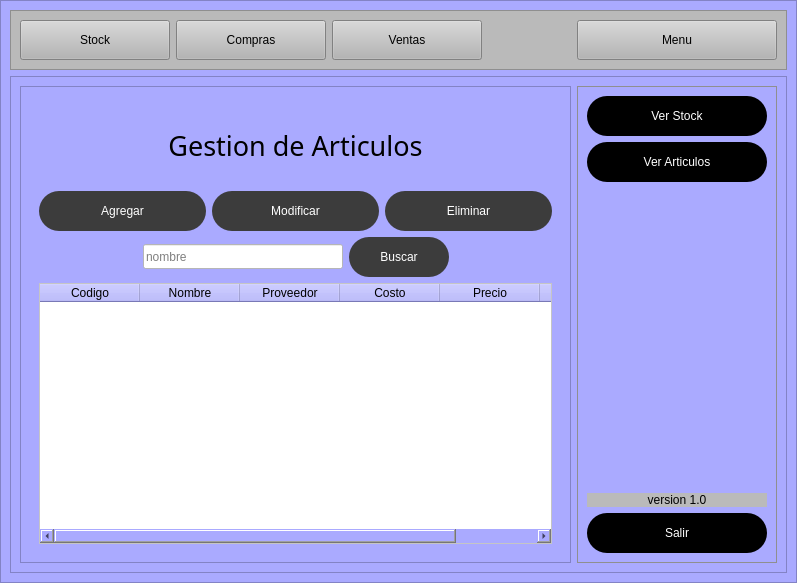
The window that Views/Principal.ui (Ryderd20/Gestor-Stock) describes before a commit, drawn with Qt 5.
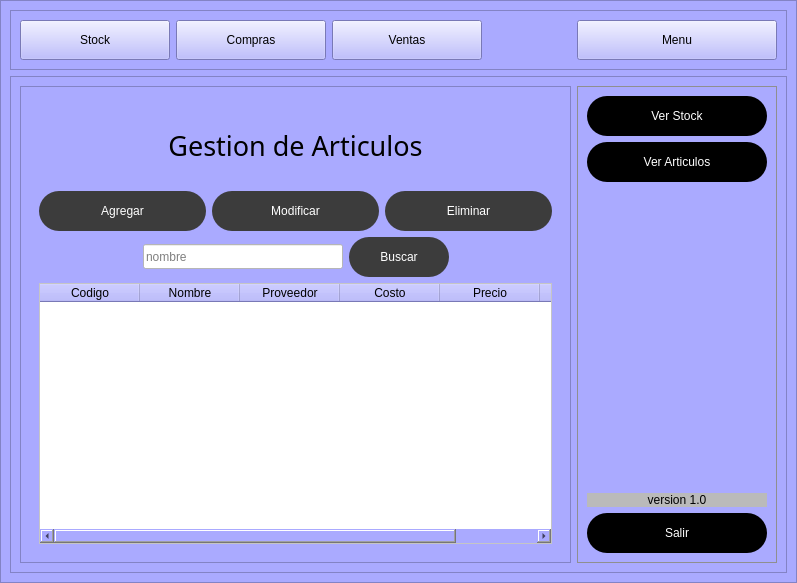
The same window after the commit.

```diff
--- a/Views/Principal.ui
+++ b/Views/Principal.ui
@@ -63,7 +63,7 @@
     font: 77 10pt &quot;Arial Black&quot;;
 }
 
-
+//asd 
 </string>
          </property>
          <property name="frameShape">
```
